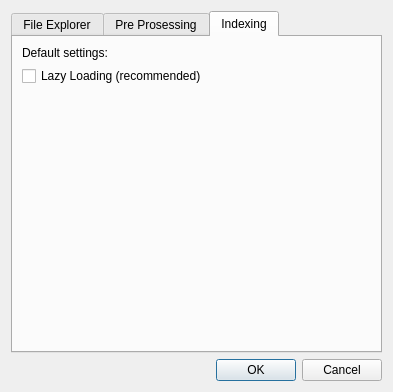
Before: the Qt Designer form ui/advanced_settings.ui in EBSP-Indexer/EBSP-Indexer, drawn with Qt 5.
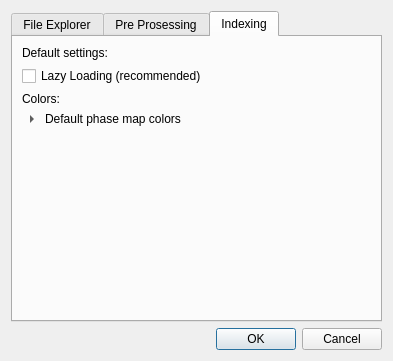
After: the same form once the commit is applied. The open tabs and pages were chosen to show the change.

```diff
--- a/ui/advanced_settings.ui
+++ b/ui/advanced_settings.ui
@@ -7,7 +7,7 @@
     <x>0</x>
     <y>0</y>
     <width>393</width>
-    <height>392</height>
+    <height>361</height>
    </rect>
   </property>
   <property name="windowTitle">
@@ -249,6 +249,163 @@
          </property>
         </widget>
        </item>
+       <item>
+        <widget class="QLabel" name="label_7">
+         <property name="text">
+          <string>Colors:</string>
+         </property>
+        </widget>
+       </item>
+       <item>
+        <widget class="QTreeWidget" name="colorTreeWidget">
+         <property name="enabled">
+          <bool>true</bool>
+         </property>
+         <property name="sizePolicy">
+          <sizepolicy hsizetype="Fixed" vsizetype="Minimum">
+           <horstretch>0</horstretch>
+           <verstretch>0</verstretch>
+          </sizepolicy>
+         </property>
+         <property name="minimumSize">
+          <size>
+           <width>0</width>
+           <height>0</height>
+          </size>
+         </property>
+         <property name="maximumSize">
+          <size>
+           <width>320</width>
+           <height>16777215</height>
+          </size>
+         </property>
+         <property name="baseSize">
+          <size>
+           <width>0</width>
+           <height>0</height>
+          </size>
+         </property>
+         <property name="font">
+          <font>
+           <bold>false</bold>
+          </font>
+         </property>
+         <property name="layoutDirection">
+          <enum>Qt::LeftToRight</enum>
+         </property>
+         <property name="styleSheet">
+          <string notr="true">background-color: transparent</string>
+         </property>
+         <property name="frameShape">
+          <enum>QFrame::NoFrame</enum>
+         </property>
+         <property name="frameShadow">
+          <enum>QFrame::Plain</enum>
+         </property>
+         <property name="midLineWidth">
+          <number>0</number>
+         </property>
+         <property name="sizeAdjustPolicy">
+          <enum>QAbstractScrollArea::AdjustToContents</enum>
+         </property>
+         <property name="editTriggers">
+          <set>QAbstractItemView::DoubleClicked|QAbstractItemView::EditKeyPressed</set>
+         </property>
+         <property name="alternatingRowColors">
+          <bool>false</bool>
+         </property>
+         <property name="expandsOnDoubleClick">
+          <bool>true</bool>
+         </property>
+         <attribute name="headerVisible">
+          <bool>false</bool>
+         </attribute>
+         <column>
+          <property name="text">
+           <string>Colors:</string>
+          </property>
+          <property name="font">
+           <font>
+            <pointsize>13</pointsize>
+            <kerning>false</kerning>
+           </font>
+          </property>
+         </column>
+         <item>
+          <property name="text">
+           <string>Default phase map colors</string>
+          </property>
+          <property name="flags">
+           <set>ItemIsEnabled</set>
+          </property>
+          <item>
+           <property name="text">
+            <string>Phase 1</string>
+           </property>
+           <property name="font">
+            <font>
+             <underline>false</underline>
+             <strikeout>false</strikeout>
+            </font>
+           </property>
+           <property name="background">
+            <brush brushstyle="NoBrush">
+             <color alpha="255">
+              <red>255</red>
+              <green>38</green>
+              <blue>0</blue>
+             </color>
+            </brush>
+           </property>
+           <property name="foreground">
+            <brush brushstyle="SolidPattern">
+             <color alpha="255">
+              <red>0</red>
+              <green>0</green>
+              <blue>0</blue>
+             </color>
+            </brush>
+           </property>
+           <property name="flags">
+            <set>ItemIsSelectable|ItemIsEnabled</set>
+           </property>
+          </item>
+          <item>
+           <property name="text">
+            <string>Phase 2</string>
+           </property>
+           <property name="flags">
+            <set>ItemIsSelectable|ItemIsUserCheckable|ItemIsEnabled</set>
+           </property>
+          </item>
+          <item>
+           <property name="text">
+            <string>Phase 3</string>
+           </property>
+           <property name="flags">
+            <set>ItemIsSelectable|ItemIsUserCheckable|ItemIsEnabled</set>
+           </property>
+          </item>
+          <item>
+           <property name="text">
+            <string>Phase 4</string>
+           </property>
+           <property name="background">
+            <brush brushstyle="NoBrush">
+             <color alpha="255">
+              <red>33</red>
+              <green>33</green>
+              <blue>33</blue>
+             </color>
+            </brush>
+           </property>
+           <property name="flags">
+            <set>ItemIsSelectable|ItemIsUserCheckable|ItemIsEnabled</set>
+           </property>
+          </item>
+         </item>
+        </widget>
+       </item>
        <item>
         <spacer name="verticalSpacer_3">
          <property name="orientation">
```
Left out of the diff: 22 changed lines with no effect on the pictures.
